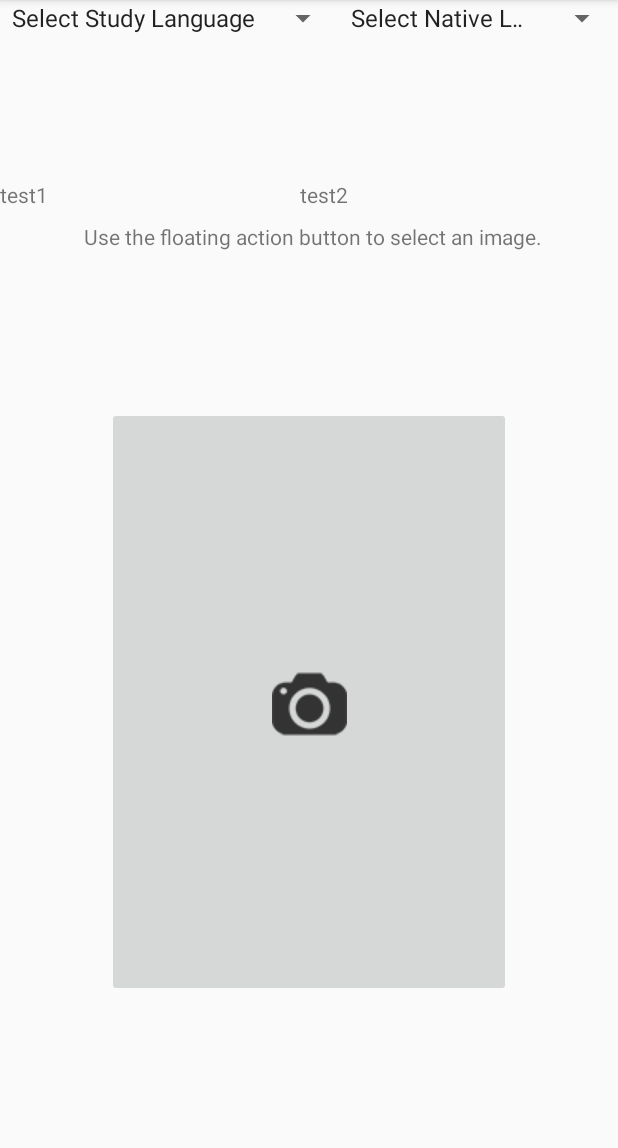
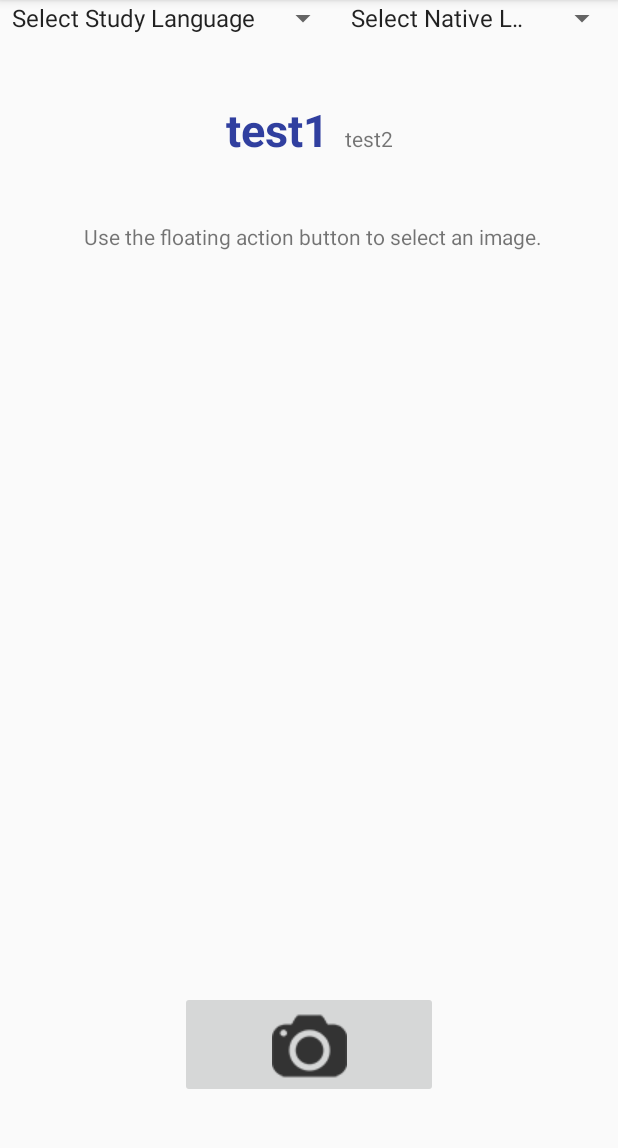
Before and after one commit to chojpsh1/dicpicture, an Android app: the screen it shows after launch (MainActivity), on a phone screen of 412 x 824 dp, the part 84-1232 px from its top. Run offline under Robolectric (Android 15) with nearby library versions, the phone set to English and light mode, and no system bars; libraries missing offline, so code that uses them is left out: com.google.api.client, com.google.api.services.

Commit message:
modify ui

```diff
--- a/app/src/main/java/com/example/seoyukyung/dicpicture/MainActivity.java
+++ b/app/src/main/java/com/example/seoyukyung/dicpicture/MainActivity.java
@@ -75,6 +75,7 @@ public class MainActivity extends AppCompatActivity implements AdapterView.OnIte
 
     private static TextView sSourceLangTextView;
     private static TextView dDesLangTextView;
+    private static TextView netiveTextView;
 
     private static String saveForSourceLang;
 
@@ -123,6 +124,7 @@ public class MainActivity extends AppCompatActivity implements AdapterView.OnIte
         });
 
         mImageDetails = findViewById(R.id.image_details2);
+        netiveTextView = findViewById(R.id.native_textview);
         mMainImage = findViewById(R.id.main_image2);
 
         sSourceLangTextView = findViewById(R.id.study_textview);
@@ -525,7 +527,8 @@ public class MainActivity extends AppCompatActivity implements AdapterView.OnIte
             TranslatedItem items = gson.fromJson(rootObj.toString(), TranslatedItem.class);
 
             sb.append(items.getTranslatedText() + "\n");
-            mImageDetails.setText(sb);
+            mImageDetails.setText("");
+            netiveTextView.setText(sb);
         }
 
         private class TranslatedItem {
--- a/app/src/main/res/layout/activity_main.xml
+++ b/app/src/main/res/layout/activity_main.xml
@@ -12,32 +12,40 @@
         android:layout_width="269dp"
         android:layout_height="200dp"
         android:layout_marginBottom="8dp"
-        android:layout_marginTop="8dp"
         android:scaleType="fitCenter"
-        app:layout_constraintBottom_toBottomOf="parent"
+        app:layout_constraintBottom_toTopOf="@+id/fab"
         app:layout_constraintEnd_toEndOf="parent"
         app:layout_constraintStart_toStartOf="parent"
         app:layout_constraintTop_toBottomOf="@+id/image_details2" />
 
+    <LinearLayout
+        android:layout_width="wrap_content"
+        android:layout_height="wrap_content"
+        app:layout_constraintBottom_toTopOf="@+id/image_details2"
+        app:layout_constraintEnd_toEndOf="parent"
+        app:layout_constraintStart_toStartOf="parent"
+        app:layout_constraintTop_toBottomOf="@+id/test1">
+
         <TextView
             android:id="@+id/study_textview"
-        android:layout_width="match_parent"
+            android:layout_width="wrap_content"
             android:layout_height="wrap_content"
-        android:layout_marginTop="120dp"
+            android:layout_marginRight="5dp"
             android:text="test1"
+            android:textStyle="bold"
+            android:textSize="30dp"
+            android:textColor="@color/colorPrimaryDark"
             app:layout_constraintTop_toTopOf="parent" />
 
         <TextView
             android:id="@+id/native_textview"
-        android:layout_width="match_parent"
+            android:layout_width="wrap_content"
             android:layout_height="wrap_content"
-        android:layout_marginLeft="200dp"
-        android:layout_marginStart="200dp"
-        android:layout_marginTop="120dp"
+            android:layout_marginLeft="5dp"
             android:text="test2"
             app:layout_constraintStart_toStartOf="parent"
             app:layout_constraintTop_toTopOf="parent" />
-
+    </LinearLayout>
     <TextView
         android:id="@+id/image_details2"
         android:layout_width="wrap_content"
@@ -56,23 +64,22 @@
     <ImageButton
         android:id="@+id/fab"
         style="@style/Widget.AppCompat.ImageButton"
-        android:layout_width="269dp"
-        android:layout_height="393dp"
-        android:layout_marginBottom="8dp"
+        android:layout_width="172dp"
+        android:layout_height="71dp"
+        android:layout_marginBottom="36dp"
         android:layout_marginEnd="8dp"
         android:layout_marginLeft="8dp"
         android:layout_marginRight="8dp"
         android:layout_marginStart="8dp"
-        android:layout_marginTop="8dp"
         app:layout_constraintBottom_toBottomOf="parent"
         app:layout_constraintEnd_toEndOf="parent"
         app:layout_constraintStart_toStartOf="parent"
-        app:layout_constraintTop_toBottomOf="@+id/image_details2"
         app:srcCompat="@drawable/camera" />
 
     <LinearLayout
+        android:id="@+id/test1"
         android:layout_width="match_parent"
-        android:layout_height="match_parent">
+        android:layout_height="wrap_content">
 
         <Spinner
             android:id="@+id/sourceLangSpinner"
```
Lines whose indentation alone changed are shown as unchanged.
